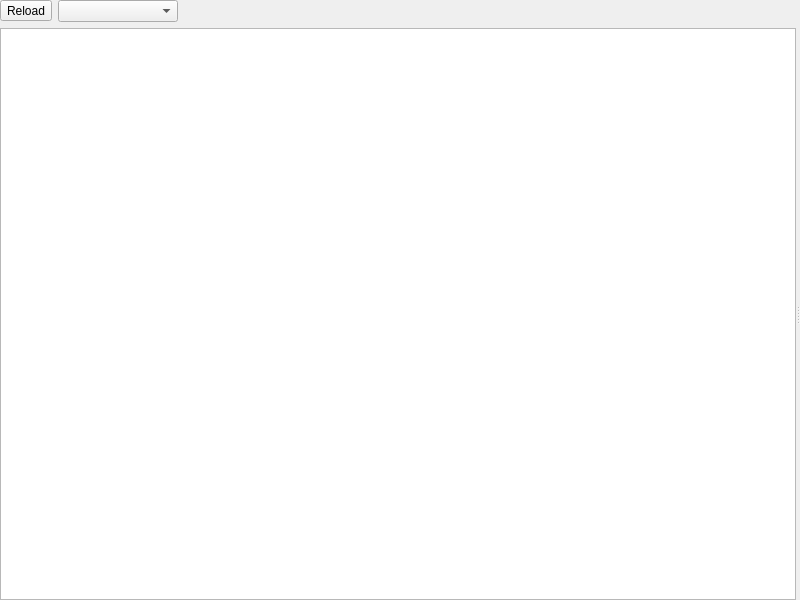
This is XFWidgets/xfwidgetadvanced.ui in horsicq/FormatWidgets as Qt 5 draws it before an edit. The edited form follows.
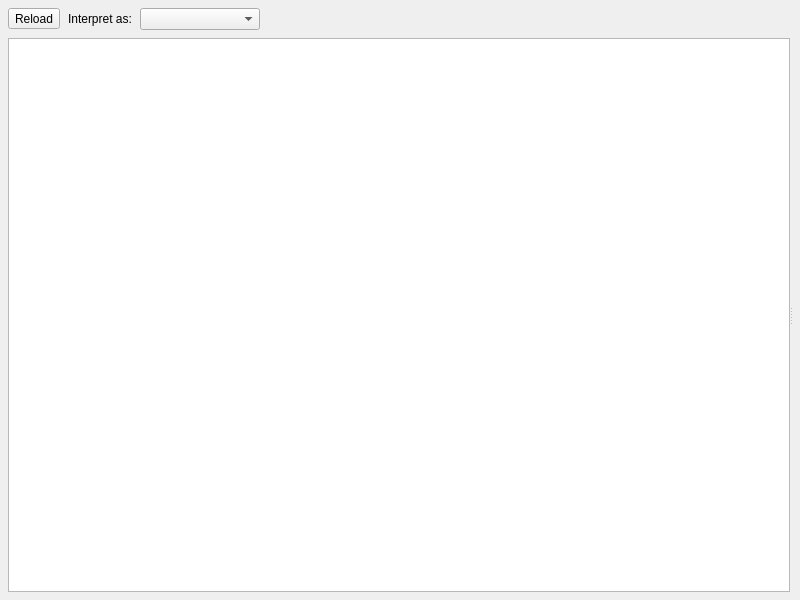
This is the edited form. Custom widgets are drawn as their Qt base class.

Commit message: refactor: improve advanced widget UI and file type handling

```diff
--- a/XFWidgets/xfwidgetadvanced.ui
+++ b/XFWidgets/xfwidgetadvanced.ui
@@ -14,27 +14,40 @@
    <string notr="true">Form</string>
   </property>
   <layout class="QVBoxLayout" name="verticalLayout">
+   <property name="spacing">
+    <number>8</number>
+   </property>
    <property name="leftMargin">
-    <number>0</number>
+    <number>8</number>
    </property>
    <property name="topMargin">
-    <number>0</number>
+    <number>8</number>
    </property>
    <property name="rightMargin">
-    <number>0</number>
+    <number>8</number>
    </property>
    <property name="bottomMargin">
-    <number>0</number>
+    <number>8</number>
    </property>
    <item>
     <layout class="QHBoxLayout" name="horizontalLayout">
      <item>
-      <widget class="QToolButton" name="toolButtonReload">
+     <widget class="QToolButton" name="toolButtonReload">
        <property name="text">
         <string>Reload</string>
        </property>
       </widget>
      </item>
+     <item>
+      <widget class="QLabel" name="labelFileType">
+       <property name="text">
+        <string>Interpret as:</string>
+       </property>
+       <property name="buddy">
+        <cstring>comboBoxFileType</cstring>
+       </property>
+      </widget>
+     </item>
      <item>
       <widget class="QComboBox" name="comboBoxFileType">
        <property name="minimumSize">
@@ -71,7 +84,14 @@
      <property name="orientation">
       <enum>Qt::Horizontal</enum>
      </property>
-     <widget class="XFTreeView" name="treeView"/>
+     <property name="handleWidth">
+      <number>2</number>
+     </property>
+     <widget class="XFTreeView" name="treeView">
+      <property name="accessibleName">
+       <string>File structures and analysis tools</string>
+      </property>
+     </widget>
      <widget class="QStackedWidget" name="stackedWidget">
       <property name="sizePolicy">
        <sizepolicy hsizetype="Expanding" vsizetype="Expanding">
```
Left out of the diff: 3 changed lines with no effect on the pictures. The commit also changes 2 other files.
